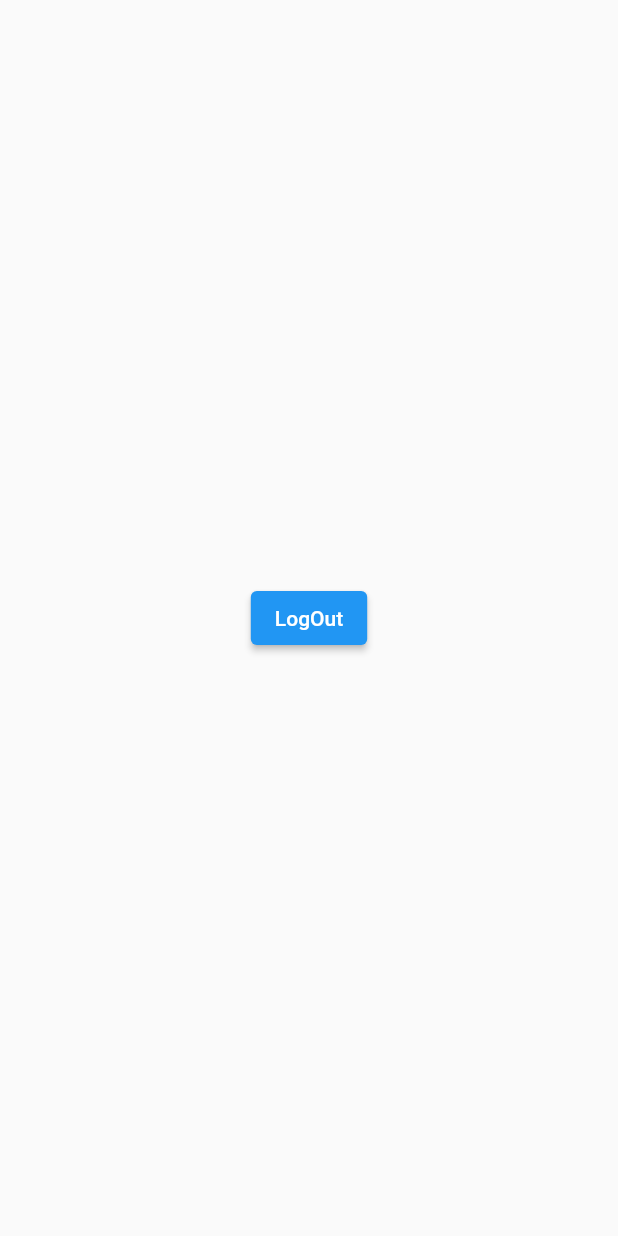
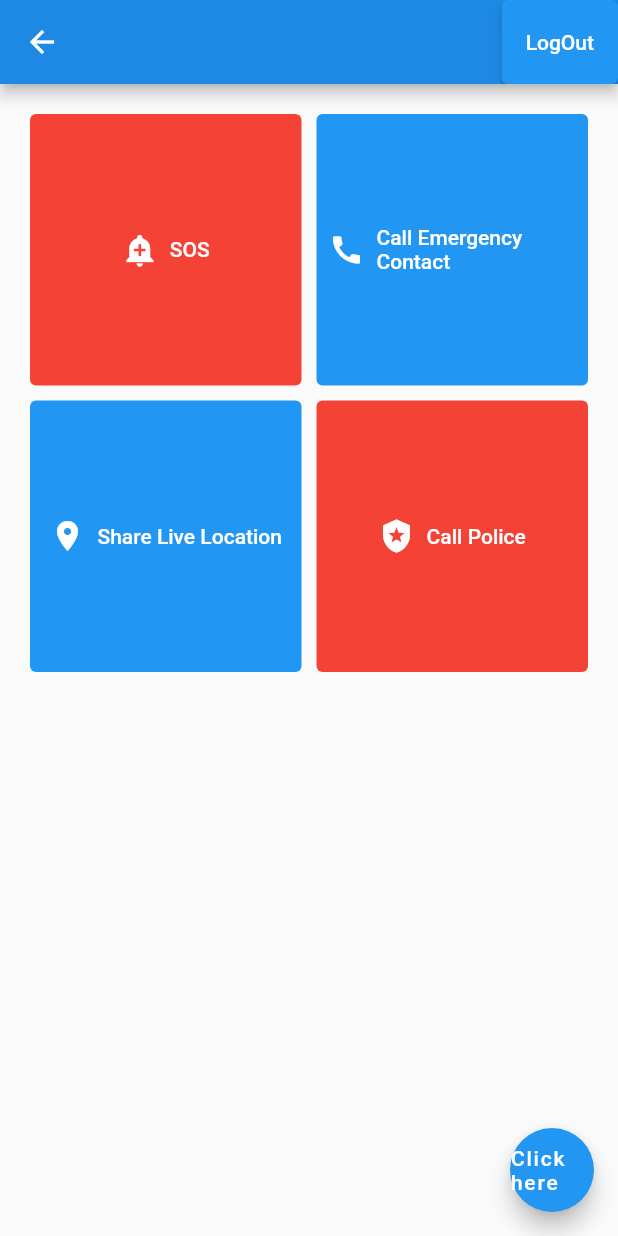
Before and after one commit to rohankr09/Be-Safe-App, a Flutter app: the HomeScreen screen opened directly, on a phone screen of 412 x 824 dp. Run offline on Flutter 3.47's test engine with Material 2 defaults, Android fonts, the phone set to English and light mode, and no system bars; our stand-ins replace firebase_auth, firebase_core, flutter_spinkit, speech_to_text; accounts and stored records are empty.

Commit message:
New Commit

```diff
--- a/lib/main.dart
+++ b/lib/main.dart
@@ -1,4 +1,6 @@
+import 'package:besafe/screens/recording.dart';
 import 'package:besafe/screens/signin_screen.dart';
+import 'package:besafe/screens/sos.dart';
 import 'package:firebase_core/firebase_core.dart';
 import 'package:flutter/material.dart';
 
@@ -30,6 +32,10 @@ class MyApp extends StatelessWidget {
         primarySwatch: Colors.blue,
       ),
       home: const SignInScreen(),
+      routes: {
+        "/record": (context) => RecordingPage(),
+        '/sos': (context)=> SOS_Screen()
+      },
     );
   }
 }
--- a/lib/screens/home_screen.dart
+++ b/lib/screens/home_screen.dart
@@ -13,8 +13,10 @@ class _HomeScreenState extends State<HomeScreen> {
   @override
   Widget build(BuildContext context) {
     return Scaffold(
-      body: Center(
-        child: ElevatedButton(
+      appBar: AppBar(
+        backgroundColor: Colors.blue[600],
+        actions: [
+          ElevatedButton(
             child: Text("LogOut"),
             onPressed: () {
               FirebaseAuth.instance.signOut().then((value) {
@@ -23,6 +25,100 @@ class _HomeScreenState extends State<HomeScreen> {
                     MaterialPageRoute(builder: (context) => SignInScreen()));
               });
             },
+          )
+        ],
+      ),
+      body: Center(
+        child: GridView.count(
+          // shrinkWrap: true,
+            primary: false,
+            crossAxisCount: 2,
+            padding: EdgeInsets.all(20.0),
+            crossAxisSpacing: 10.0,
+            mainAxisSpacing: 10.0,
+
+          children: [
+            Container(
+              child: TextButton.icon(
+                style: const ButtonStyle(
+                  backgroundColor: MaterialStatePropertyAll(Colors.red)
+                ),
+                  onPressed: () {},
+                  icon: Icon(Icons.add_alert,
+                  color: Colors.white,
+                  ),
+                  label: Text(
+                      "SOS",
+                    style: TextStyle(
+                      color: Colors.white
+                    ),
+                  )
+              ),
+            ),
+            Container(
+              child: TextButton.icon(
+                  style: const ButtonStyle(
+                      backgroundColor: MaterialStatePropertyAll(Colors.blue)
+                  ),
+                  onPressed: () {},
+                  icon: Icon(Icons.call,
+                    color: Colors.white,
+                  ),
+                  label: Text(
+                      "Call Emergency Contact",
+                    style: TextStyle(
+                        color: Colors.white
+                    ),
+                  )
+              ),
+            ),
+            Container(
+              child: TextButton.icon(
+                  style: const ButtonStyle(
+                      backgroundColor: MaterialStatePropertyAll(Colors.blue)
+                  ),
+                  onPressed: () {},
+                  icon: Icon(Icons.location_on,
+                    color: Colors.white,
+                  ),
+                  label: Text(
+                    "Share Live Location",
+                    style: TextStyle(
+                        color: Colors.white
+                    ),
+                  )
+              ),
+            ),
+            Container(
+              child: TextButton.icon(
+                  style: const ButtonStyle(
+                      backgroundColor: MaterialStatePropertyAll(Colors.red)
+                  ),
+                  onPressed: () {},
+                  icon: Icon(Icons.local_police,
+                    color: Colors.white,
+                  ),
+                  label: Text(
+                    "Call Police",
+                    style: TextStyle(
+                        color: Colors.white
+                    ),
+                  )
+              ),
+            ),
+          ],
+        ),
+
+      ),
+      floatingActionButton: Container(
+        child: FittedBox(
+        child: FloatingActionButton(
+          onPressed: () {
+            Navigator.pushNamed(context, "/record");
+          },
+          backgroundColor: Colors.blue,
+          child: Text("Click here"),
+        ),
       ),
       ),
     );
--- /dev/null
+++ b/lib/screens/sos.dart
@@ -0,0 +1,25 @@
+import 'package:flutter/material.dart';
+
+class SOS_Screen extends StatefulWidget {
+  const SOS_Screen({Key? key}) : super(key: key);
+
+  @override
+  State<SOS_Screen> createState() => _SOS_ScreenState();
+}
+
+class _SOS_ScreenState extends State<SOS_Screen> {
+  @override
+  Widget build(BuildContext context) {
+    return Scaffold(
+      backgroundColor: Colors.grey[900],
+      body: Center(
+        child: Text(
+          "SOS Screen",
+          style: TextStyle(
+            color: Colors.white
+          ),
+        ),
+      ),
+    );
+  }
+}
--- a/pubspec.yaml
+++ b/pubspec.yaml
@@ -31,12 +31,13 @@ dependencies:
   flutter:
     sdk: flutter
 
-
   # The following adds the Cupertino Icons font to your application.
   # Use with the CupertinoIcons class for iOS style icons.
   cupertino_icons: ^1.0.2
   firebase_core: ^2.8.0
   firebase_auth: ^4.3.0
+  flutter_spinkit: ^5.1.0
+  speech_to_text: ^6.1.1
 
 dev_dependencies:
   flutter_test:
```
Also changed, not shown: lib/screens/recording.dart (added, +105 -0 lines), lib/screens/signin_screen.dart (+10 -0 lines), pubspec.lock, 2 other files. Lines whose indentation alone changed are shown as unchanged.
